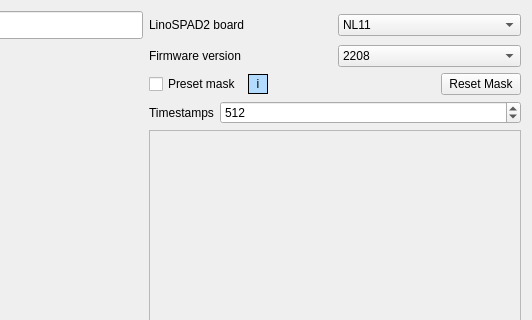
Above: graphic/ui/LiveTimestamps_tab_c.ui from rngKomorebi/daplis-rtp before the change; both pictures show x 368 to 900 and y 0 to 320 of the 900 by 560 pixel window. Below: the same form after it.
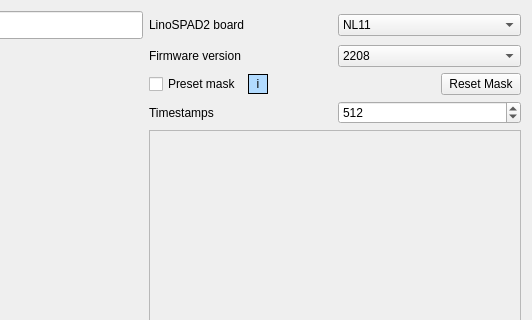
That is the form after the change.

The edit to the form file:
```diff
--- a/graphic/ui/LiveTimestamps_tab_c.ui
+++ b/graphic/ui/LiveTimestamps_tab_c.ui
@@ -49,8 +49,8 @@
     </widget>
    </item>
    <item row="3" column="3">
-    <layout class="QFormLayout" name="formLayout_3">
-     <item row="1" column="0">
+    <layout class="QHBoxLayout" name="horizontalLayout_5">
+     <item>
       <widget class="QLabel" name="label_timestamps">
        <property name="toolTip">
         <string>&lt;html&gt;&lt;head/&gt;&lt;body&gt;&lt;p&gt;Number of timestamps per pixel per acquisition cycle. The default is 512.&lt;/p&gt;&lt;/body&gt;&lt;/html&gt;</string>
@@ -65,11 +65,11 @@
         <enum>Qt::PlainText</enum>
        </property>
        <property name="alignment">
-        <set>Qt::AlignCenter</set>
+        <set>Qt::AlignLeading|Qt::AlignLeft|Qt::AlignVCenter</set>
        </property>
       </widget>
      </item>
-     <item row="1" column="1">
+     <item>
       <widget class="QSpinBox" name="spinBox_timestamps">
        <property name="font">
         <font>
```
Left out of the diff: 2 changed lines with no effect on the pictures.
